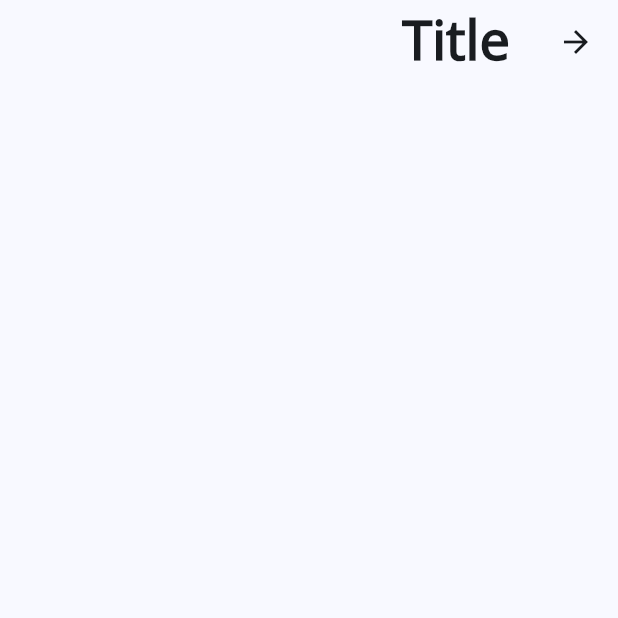
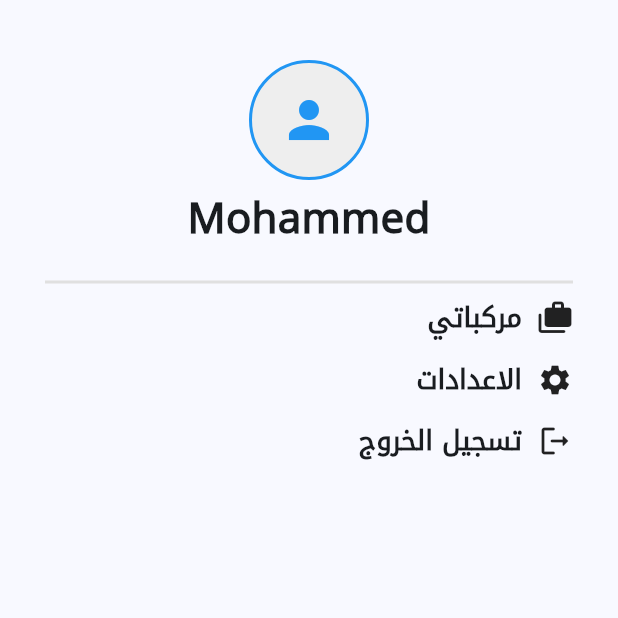
Before and after one commit to BeshrCode/Moharrek, a Flutter app: the ProfilePage screen opened directly, on a phone screen of 412 x 824 dp, the top half of it. Run offline on Flutter 3.47's test engine with Material 3 defaults, Android fonts, the phone set to English and light mode, and no system bars; our stand-ins replace country_picker, flutter_otp_text_field, persistent_bottom_nav_bar, pinput; missing offline and left inert: dart:ffi.

Commit message:
Add profile page

```diff
--- a/lib/components/TextFormField.dart
+++ b/lib/components/TextFormField.dart
@@ -52,8 +52,7 @@ class _CustomePhoneNumberTextFormFieldState
     extends State<CustomePhoneNumberTextFormField> {
   @override
   Widget build(BuildContext context) {
-    return Expanded(
-      child: TextFormField(
+    return TextFormField(
         keyboardType: TextInputType.number,
         cursorColor: Colors.blue,
         textAlign: TextAlign.left,
@@ -72,8 +71,7 @@ class _CustomePhoneNumberTextFormFieldState
           }
         },
         decoration: InputDecoration(
-              contentPadding:
-                  EdgeInsets.symmetric(horizontal: 10, vertical: 15),
+            contentPadding: EdgeInsets.symmetric(horizontal: 10, vertical: 15),
             hintText: widget.hint,
             hintStyle: TextStyle(
                 color: Colors.grey[500],
@@ -98,8 +96,7 @@ class _CustomePhoneNumberTextFormFieldState
                       size: 15,
                     ),
                   )
-                  : null)),
-    );
+                : null));
   }
 }
 
--- a/lib/main.dart
+++ b/lib/main.dart
@@ -4,6 +4,7 @@ import 'package:moharrek/pages/auth/register_page.dart';
 import 'package:moharrek/pages/auth/username_page.dart';
 import 'package:moharrek/bottom_nav_bar.dart';
 import 'package:moharrek/pages/home_page.dart';
+import 'package:moharrek/pages/profile_page.dart';
 
 void main() {
   runApp(const MyApp());
@@ -46,7 +47,7 @@ class MyApp extends StatelessWidget {
           )),
       home: Directionality(
         textDirection: TextDirection.rtl,
-        child: RegisterPage(),
+        child: BottomNavBar(),
       ),
     );
   }
--- a/lib/pages/profile_page.dart
+++ b/lib/pages/profile_page.dart
@@ -1,3 +1,5 @@
+import 'dart:ffi';
+
 import 'package:flutter/material.dart';
 
 class ProfilePage extends StatefulWidget {
@@ -11,10 +13,94 @@ class _ProfilePageState extends State<ProfilePage> {
   @override
   Widget build(BuildContext context) {
     return Scaffold(
-    appBar: AppBar(
-    title: Text('Title'),
-    ),
-    body: Container(),
-    );
+        // appBar: AppBar(
+        // title: Text('Title'),
+        // ),
+        body: Padding(
+      padding: const EdgeInsets.symmetric(horizontal: 30, vertical: 40),
+      child: ListView(
+        children: [
+          UnconstrainedBox(
+            child: Container(
+                height: 80,
+                width: 80,
+                decoration: BoxDecoration(
+                    color: Colors.grey[200],
+                    border: Border.all(width: 2, color: Colors.blue),
+                    borderRadius: BorderRadius.circular(60)),
+                child: Icon(
+                  Icons.person,
+                  size: 40,
+                  color: Colors.blue,
+                )),
+          ),
+          SizedBox(
+            height: 5,
+          ),
+          Center(
+            child: Text("Mohammed",
+                style: Theme.of(context).textTheme.titleMedium),
+          ),
+          SizedBox(
+            height: 20,
+          ),
+          Container(
+            height: 2,
+            color: Colors.grey[300],
+          ),
+          SizedBox(
+            height: 10,
+          ),
+          InkWell(
+            onTap: () {},
+            child: Row(
+              children: [
+                Icon(Icons.cases_rounded),
+                SizedBox(
+                  width: 10,
+                ),
+                Text("مركباتي",
+                    style:
+                        TextStyle(fontSize: 18, fontWeight: FontWeight.bold)),
+              ],
+            ),
+          ),
+          SizedBox(
+            height: 15,
+          ),
+          InkWell(
+            onTap: () {},
+            child: Row(
+              children: [
+                Icon(Icons.settings),
+                SizedBox(
+                  width: 10,
+                ),
+                Text("الاعدادات",
+                    style:
+                        TextStyle(fontSize: 18, fontWeight: FontWeight.bold)),
+              ],
+            ),
+          ),
+          SizedBox(
+            height: 15,
+          ),
+          InkWell(
+            onTap: () {},
+            child: Row(
+              children: [
+                Icon(Icons.logout_rounded),
+                SizedBox(
+                  width: 10,
+                ),
+                Text("تسجيل الخروج",
+                    style:
+                        TextStyle(fontSize: 18, fontWeight: FontWeight.bold)),
+              ],
+            ),
+          ),
+        ],
+      ),
+    ));
   }
 }
--- a/pubspec.yaml
+++ b/pubspec.yaml
@@ -74,6 +74,8 @@ flutter:
     - images/car_card/location.png
     - images/car_card/speedometer.png
     - images/car_card/upload.png
+    - images/man.jpg
+    - images/profile_image.png
   #   - images/a_dot_ham.jpeg
 
   # An image asset can refer to one or more resolution-specific "variants", see
```
Also changed, not shown: images/man.jpg (added), images/profile_image.png (added). Lines whose indentation alone changed are shown as unchanged.
